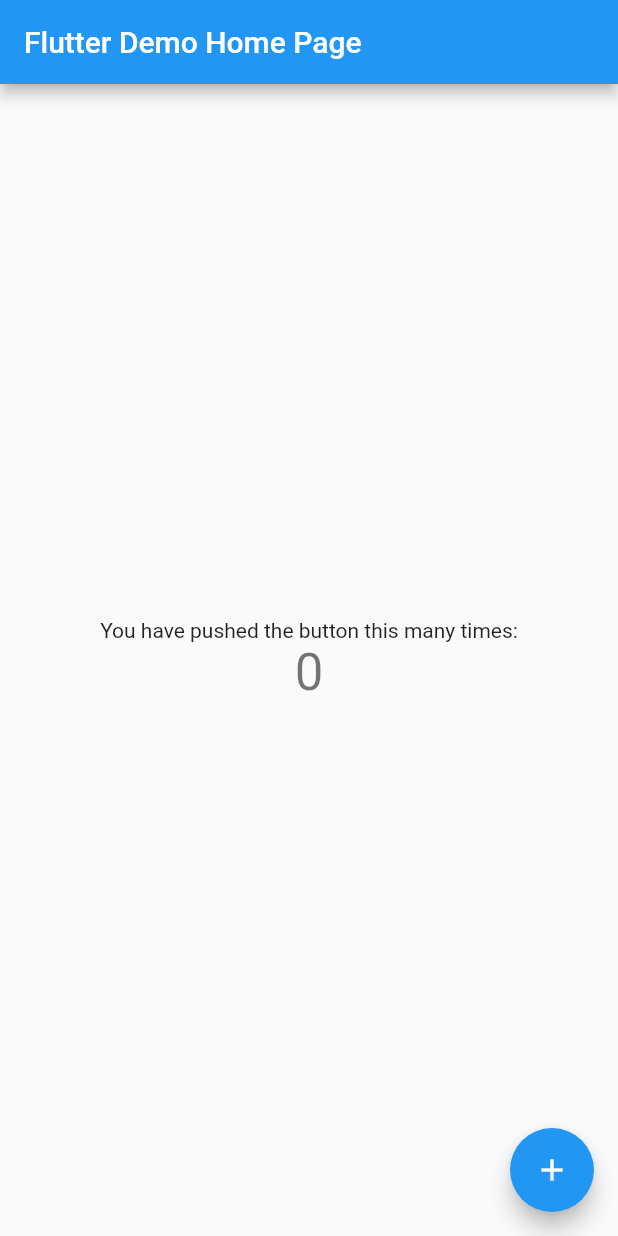
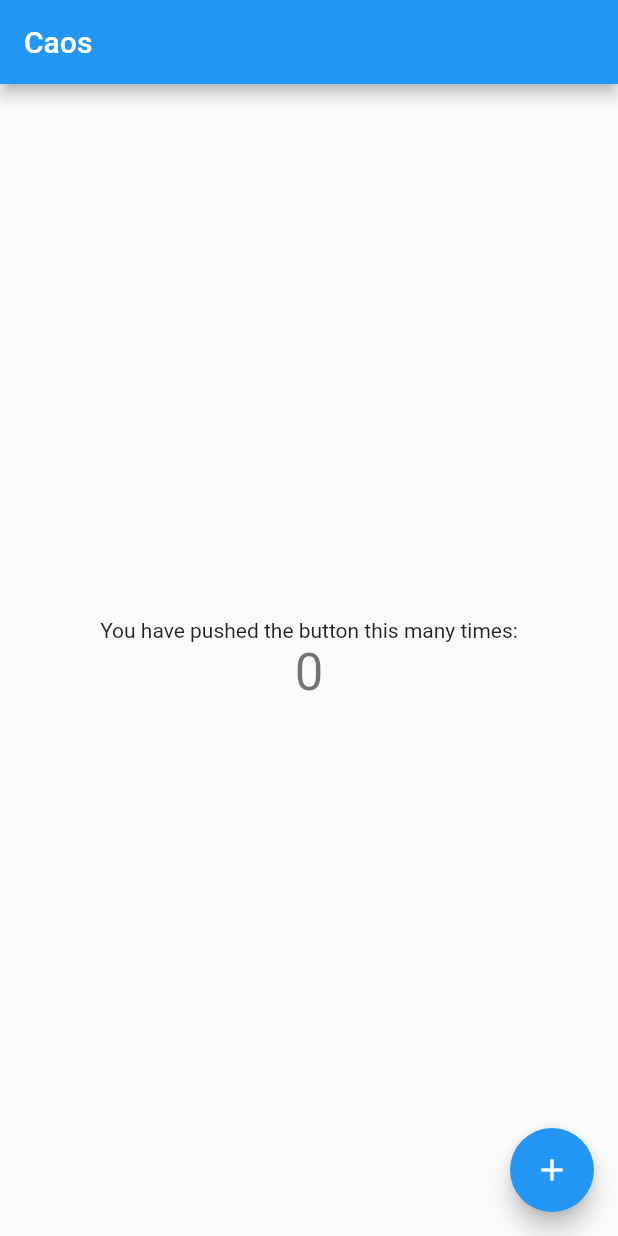
Before and after one commit to L0gan012/HackOhio, a Flutter app: the screen it shows after launch, on a phone screen of 412 x 824 dp. Run offline on Flutter 3.47's test engine with Material 2 defaults, Android fonts, the phone set to English and light mode, and no system bars.

Commit message:
Changed title to Caos

```diff
--- a/caos/lib/main.dart
+++ b/caos/lib/main.dart
@@ -20,7 +20,7 @@ class MyApp extends StatelessWidget {
         // is not restarted.
         primarySwatch: Colors.blue,
       ),
-      home: MyHomePage(title: 'Flutter Demo Home Page'),
+      home: MyHomePage(title: 'Caos'),
     );
   }
 }
```
Also changed, not shown: caos/pubspec.lock, 1 other file.
